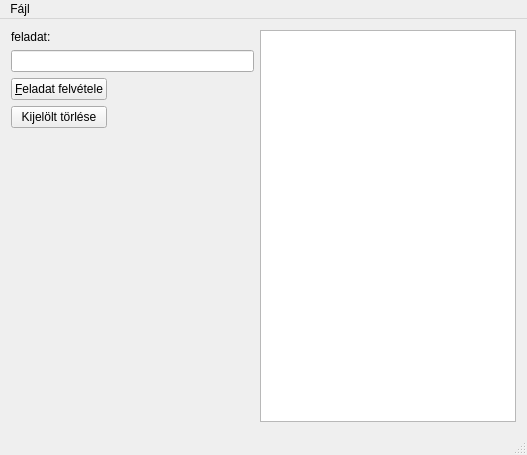
First picture: the form in mainwindow.ui, repository jatson/ToDoList, before the edit.
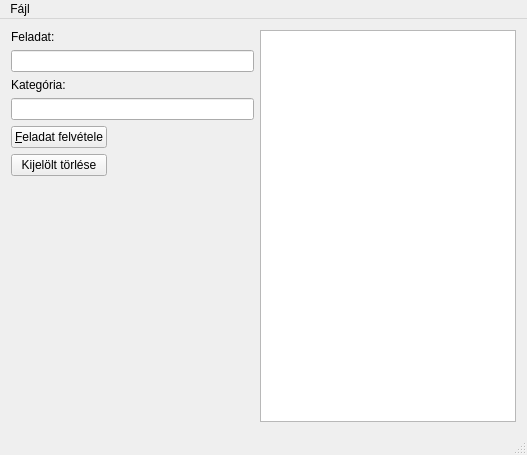
Second picture: the form after the edit.

```diff
--- a/mainwindow.ui
+++ b/mainwindow.ui
@@ -24,13 +24,23 @@
           <item>
            <widget class="QLabel" name="label">
             <property name="text">
-             <string>feladat:</string>
+             <string>Feladat:</string>
             </property>
            </widget>
           </item>
           <item>
            <widget class="QLineEdit" name="jobEdit"/>
           </item>
+          <item>
+           <widget class="QLabel" name="categoryLabel">
+            <property name="text">
+             <string>Kategória:</string>
+            </property>
+           </widget>
+          </item>
+          <item>
+           <widget class="QLineEdit" name="categoryEdit"/>
+          </item>
           <item>
            <layout class="QHBoxLayout" name="horizontalLayout">
             <item>
```
Left out of the diff: 9 changed lines with no effect on the pictures.
